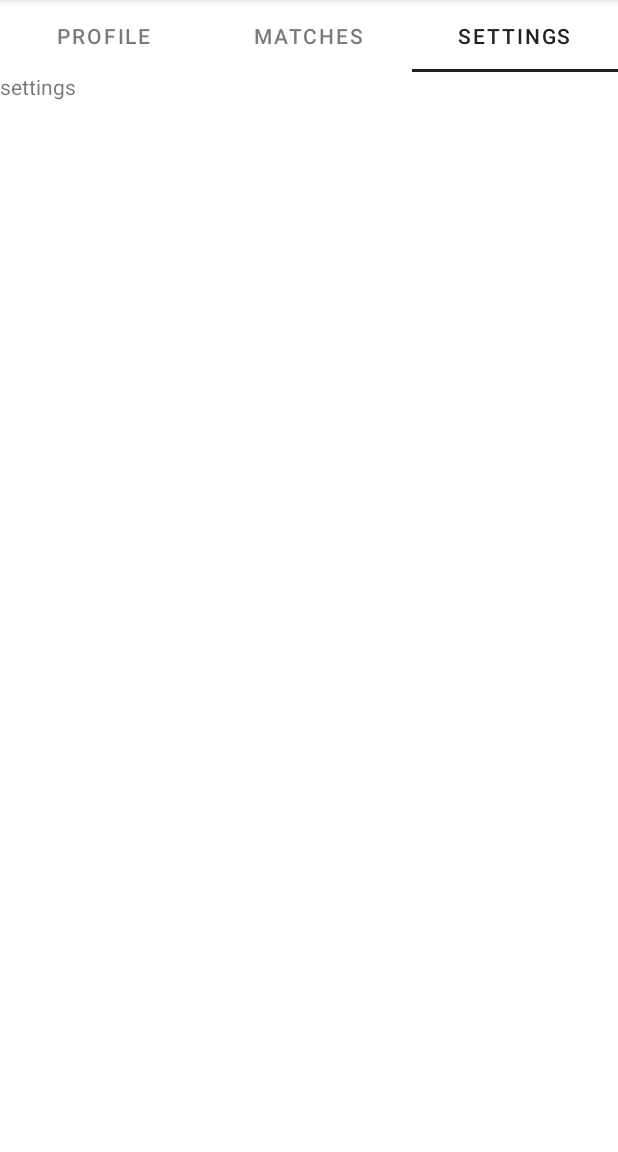
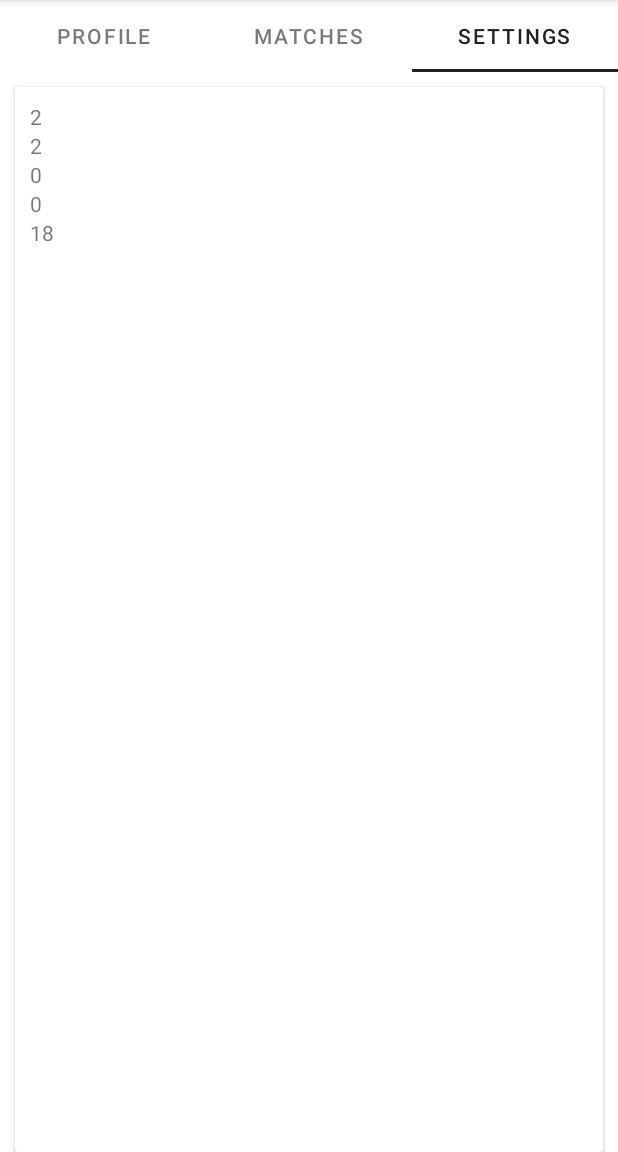
Before and after one commit to farhadbahrehmandhenry/farhadAD340, an Android app: the ProfileActivity screen opened directly, with no data from a screen before it, tab 3 chosen, on a phone screen of 412 x 824 dp, the part 84-1236 px from its top. Run offline under Robolectric (Android 15) with nearby library versions, the phone set to English and light mode, and no system bars; our stand-ins replace Firebase (no records; nobody signed in at launch, a user with empty details on screens opened directly), Picasso.

Commit message:
fuck android

```diff
--- a/app/build.gradle
+++ b/app/build.gradle
@@ -46,15 +46,19 @@ dependencies {
     implementation 'androidx.lifecycle:lifecycle-extensions:2.2.0'
     implementation 'com.google.android.gms:play-services-auth:18.0.0'
     implementation 'com.google.firebase:firebase-core:16.0.4'
+
     implementation "androidx.room:room-runtime:2.2.5"
     implementation 'com.google.firebase:firebase-auth:19.3.1'
     implementation 'com.google.firebase:firebase-database:19.3.0'
     implementation 'com.google.firebase:firebase-storage:19.1.1'
     implementation 'com.google.firebase:firebase-firestore:21.4.3'
+    implementation 'androidx.lifecycle:lifecycle-common-java8:2.2.0'
     implementation 'com.squareup.picasso:picasso:2.71828'
+    annotationProcessor 'androidx.room:room-compiler:2.2.5'
     testImplementation 'junit:junit:4.12'
     androidTestImplementation 'androidx.test.ext:junit:1.1.1'
     androidTestImplementation 'androidx.test.espresso:espresso-core:3.2.0'
     androidTestImplementation 'com.android.support.test.espresso:espresso-intents:3.0.2'
+    androidTestImplementation 'androidx.room:room-testing:2.2.5'
 
 }
--- a/app/src/main/java/com/example/farhad/MatchesFragment.java
+++ b/app/src/main/java/com/example/farhad/MatchesFragment.java
@@ -67,7 +67,6 @@ public class MatchesFragment extends Fragment {
     }
 
     public static class ContentAdapter extends RecyclerView.Adapter<ViewHolder> {
-        // Set numbers of List in RecyclerView.
         private int length;
         private ArrayList<Match> matches;
         private FirebaseMatchesViewModel viewModel;
--- a/app/src/main/java/com/example/farhad/SettingViewModel.java
+++ b/app/src/main/java/com/example/farhad/SettingViewModel.java
@@ -20,6 +20,8 @@ public class SettingViewModel extends AndroidViewModel {
         allSettings = repository.getAllSettings();
     }
 
+    public LiveData<List<Settings>> getSettings() { return allSettings; }
+
     public void insert(Settings settings) {
         repository.insert(settings);
     }
--- a/app/src/main/java/com/example/farhad/SettingsDatabase.java
+++ b/app/src/main/java/com/example/farhad/SettingsDatabase.java
@@ -9,7 +9,7 @@ import androidx.room.Room;
 import androidx.room.RoomDatabase;
 import androidx.sqlite.db.SupportSQLiteDatabase;
 
-@Database(entities = {Settings.class}, version = 1)
+@Database(entities = {Settings.class}, version = 3)
 public abstract class SettingsDatabase extends RoomDatabase {
     private static SettingsDatabase instance;
     public abstract SettingsDao settingsDao();
@@ -42,9 +42,8 @@ public abstract class SettingsDatabase extends RoomDatabase {
         }
         @Override
         protected Void doInBackground(Void... voids) {
-            settingsDao.insert(new Settings(2, 2, "male", "public", "18-30"));
+            settingsDao.insert(new Settings(2, 2, 0, 0, 18));
             return null;
         }
     }
-
 }
--- /dev/null
+++ b/app/src/main/res/drawable/ic__add.xml
@@ -0,0 +1,10 @@
+<vector xmlns:android="http://schemas.android.com/apk/res/android"
+    android:width="24dp"
+    android:height="24dp"
+    android:viewportWidth="24"
+    android:viewportHeight="24"
+    android:tint="?attr/colorControlNormal">
+  <path
+      android:fillColor="@android:color/white"
+      android:pathData="M19,13h-6v6h-2v-6H5v-2h6V5h2v6h6v2z"/>
+</vector>
--- a/app/src/main/res/layout/fragment_settings.xml
+++ b/app/src/main/res/layout/fragment_settings.xml
@@ -1,14 +1,23 @@
 <?xml version="1.0" encoding="utf-8"?>
-<FrameLayout xmlns:android="http://schemas.android.com/apk/res/android"
+
+<androidx.recyclerview.widget.RecyclerView
+    xmlns:android="http://schemas.android.com/apk/res/android"
     xmlns:tools="http://schemas.android.com/tools"
+    android:id="@+id/recycleView"
     android:layout_width="match_parent"
     android:layout_height="match_parent"
-    tools:context=".SettingsFragment">
+    android:clipToPadding="false"
+    android:scrollbars="vertical"
+    tools:listitem="@layout/setting_item" >
 
-    <!-- TODO: Update blank fragment layout -->
-    <TextView
-        android:layout_width="match_parent"
-        android:layout_height="match_parent"
-        android:text="@string/settings" />
+<!--    <com.google.android.material.floatingactionbutton.FloatingActionButton-->
+<!--        layoutMana-->
+<!--        android:layout_width="wrap_content"-->
+<!--        android:layout_height="wrap_content"-->
+<!--        android:src="@drawable/ic__add"-->
+<!--        android:layout_gravity="bottom|end"-->
+<!--        android:layout_margin="@dimen/textSize24"-->
+<!--        android:id="@+id/add">-->
 
-</FrameLayout>
+<!--    </com.google.android.material.floatingactionbutton.FloatingActionButton>-->
+</androidx.recyclerview.widget.RecyclerView>
--- /dev/null
+++ b/app/src/main/res/layout/setting_item.xml
@@ -0,0 +1,58 @@
+<?xml version="1.0" encoding="utf-8"?>
+<androidx.cardview.widget.CardView
+    xmlns:android="http://schemas.android.com/apk/res/android"
+    android:layout_width="match_parent"
+    android:layout_height="match_parent"
+    android:layout_marginEnd="@dimen/margin10"
+    android:layout_marginStart="@dimen/margin10"
+    android:layout_marginTop="@dimen/margin10">
+
+    <RelativeLayout
+        android:layout_width="wrap_content"
+        android:layout_height="match_parent"
+        android:padding="@dimen/margin10">
+
+        <TextView
+            android:layout_width="match_parent"
+            android:layout_height="wrap_content"
+            android:id="@+id/reminder"
+            android:spinnerMode="dropdown">
+        </TextView>
+
+        <TextView
+            android:layout_width="match_parent"
+            android:layout_height="wrap_content"
+            android:layout_below="@+id/reminder"
+            android:id="@+id/distance"
+            android:text="1">
+        </TextView>
+
+        <TextView
+            android:layout_width="match_parent"
+            android:layout_height="wrap_content"
+            android:id="@+id/gender"
+            android:layout_below="@+id/distance"
+            android:layout_alignParentEnd="true"
+            android:text="1">
+        </TextView>
+
+        <TextView
+            android:layout_width="match_parent"
+            android:layout_height="wrap_content"
+            android:id="@+id/accountType"
+            android:layout_below="@+id/gender"
+            android:layout_alignParentEnd="true"
+            android:text="1">
+        </TextView>
+
+        <TextView
+            android:layout_width="match_parent"
+            android:layout_height="wrap_content"
+            android:id="@+id/ageRange"
+            android:layout_below="@+id/accountType"
+            android:layout_alignParentEnd="true"
+            android:text="1">
+        </TextView>
+
+    </RelativeLayout>
+</androidx.cardview.widget.CardView>
--- a/app/src/main/res/values/strings.xml
+++ b/app/src/main/res/values/strings.xml
@@ -48,4 +48,9 @@
     <string name="LIKE">LIKE</string>
     <string name="LikeMsg">You LIKED: </string>
     <string name="UnlikedMsg">You UNLIKED: </string>
+    <string name="daily_matches_reminder_time">Daily Matches Reminder Time:</string>
+    <string name="maximum_distance_search_in_miles">Maximum Distance Search (in Miles):</string>
+    <string name="gender">Gender</string>
+    <string name="private_public_account">Private/Public Account</string>
+    <string name="interested_age_range">Interested Age Range</string>
 </resources>
```
Also changed, not shown: app/src/main/java/com/example/farhad/AddSettingsActivity.java (added, +94 -0 lines), app/src/main/java/com/example/farhad/Settings.java (+7 -7 lines), app/src/main/java/com/example/farhad/SettingsAdapter.java (added, +80 -0 lines), app/src/main/java/com/example/farhad/SettingsFragment.java (+52 -9 lines), app/src/main/res/drawable/ic_close.xml (added, +10 -0 lines), app/src/main/res/drawable/ic_save.xml (added, +10 -0 lines), app/src/main/res/layout/activity_add_settings.xml (added, +69 -0 lines), app/src/main/res/menu/add_settings_menu.xml (added, +12 -0 lines), app/src/main/res/menu/save_settings.xml (added, +11 -0 lines).
